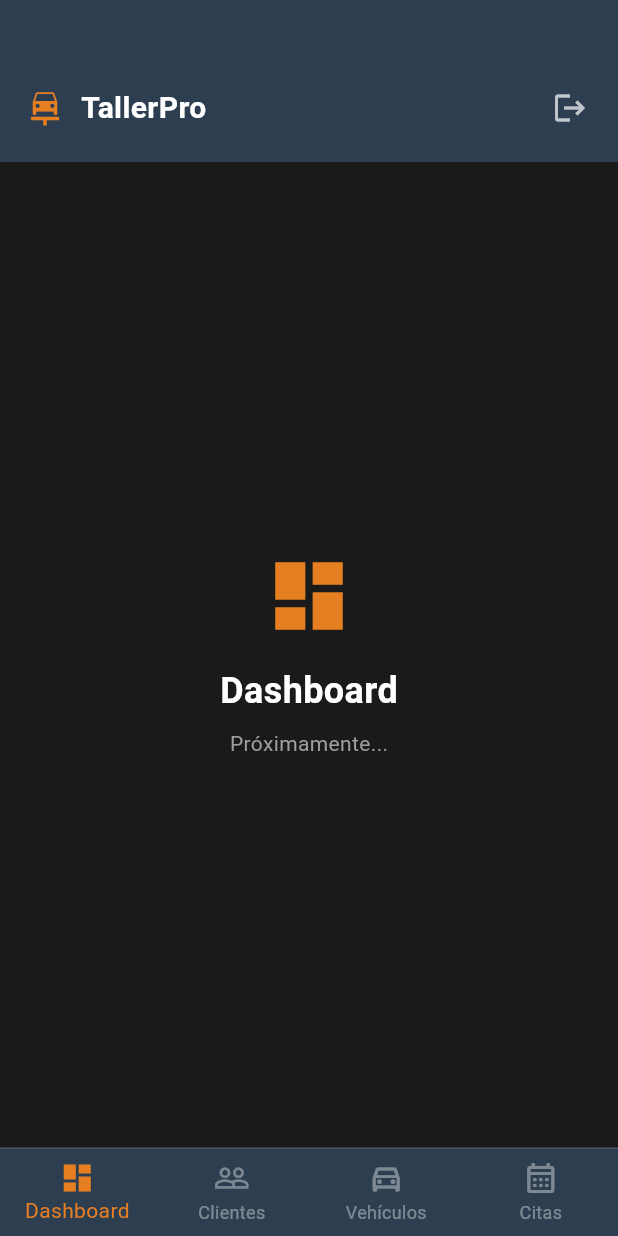
After one commit to oscarsalt/taller_pro, a Flutter app: the MainLayout screen opened by its route, on a phone screen of 412 x 824 dp. The commit adds this screen. Run offline on Flutter 3.47's test engine with Material 3 defaults, Android fonts, the phone set to English and light mode, and no system bars; our stand-ins replace shared_preferences; accounts and stored records are empty.

Commit message:
s.p: main layout con navegacion inferior y barra lateral

```diff
--- a/lib/api_service.dart
+++ b/lib/api_service.dart
@@ -3,7 +3,8 @@ import 'package:http/http.dart' as http;
 import 'package:shared_preferences/shared_preferences.dart';
 
 class ApiService {
-  static const String baseUrl = 'http://10.0.2.2/taller-manager/api/index.php';
+  // static const String baseUrl = 'http://10.0.2.2/taller-manager/api/index.php';
+  static const String baseUrl = 'http://localhost/taller-manager/api/index.php';
 
   // Obtener el token guardado
   static Future<String?> getToken() async {
--- a/lib/main.dart
+++ b/lib/main.dart
@@ -1,6 +1,7 @@
 import 'package:flutter/material.dart';
 import 'screens/login_screen.dart';
 import 'screens/register_screen.dart';
+import 'widgets/main_layout.dart';
 
 void main() {
   runApp(const MyApp());
@@ -19,6 +20,7 @@ class MyApp extends StatelessWidget {
       routes: {
         '/': (context) => const LoginScreen(),
         '/register': (context) => const RegisterScreen(),
+        '/dashboard': (context) => const MainLayout(),
       },
     );
   }
--- /dev/null
+++ b/lib/widgets/main_layout.dart
@@ -0,0 +1,268 @@
+import 'package:flutter/material.dart';
+import 'package:shared_preferences/shared_preferences.dart';
+
+class MainLayout extends StatefulWidget {
+  const MainLayout({super.key});
+
+  @override
+  State<MainLayout> createState() => _MainLayoutState();
+}
+
+class _MainLayoutState extends State<MainLayout> {
+  int _currentIndex = 0;
+
+  static const Color bgColor = Color(0xFF1A1A1A);
+  static const Color accentColor = Color(0xFFE67E22);
+  static const Color sidebarColor = Color(0xFF2C3E50);
+
+  final List<_NavItem> _items = const [
+    _NavItem(
+        icon: Icons.dashboard_outlined,
+        activeIcon: Icons.dashboard,
+        label: 'Dashboard'),
+    _NavItem(
+        icon: Icons.people_outline,
+        activeIcon: Icons.people,
+        label: 'Clientes'),
+    _NavItem(
+        icon: Icons.directions_car_outlined,
+        activeIcon: Icons.directions_car,
+        label: 'Vehículos'),
+    _NavItem(
+        icon: Icons.calendar_month_outlined,
+        activeIcon: Icons.calendar_month,
+        label: 'Citas'),
+  ];
+
+  Future<void> _logout() async {
+    final prefs = await SharedPreferences.getInstance();
+    await prefs.remove('token');
+    await prefs.remove('user');
+    if (mounted) {
+      Navigator.pushReplacementNamed(context, '/');
+    }
+  }
+
+  Widget _buildCurrentScreen() {
+    switch (_currentIndex) {
+      case 0:
+        return const _PlaceholderScreen(
+            title: 'Dashboard', icon: Icons.dashboard);
+      case 1:
+        return const _PlaceholderScreen(title: 'Clientes', icon: Icons.people);
+      case 2:
+        return const _PlaceholderScreen(
+            title: 'Vehículos', icon: Icons.directions_car);
+      case 3:
+        return const _PlaceholderScreen(
+            title: 'Citas', icon: Icons.calendar_month);
+      default:
+        return const _PlaceholderScreen(
+            title: 'Dashboard', icon: Icons.dashboard);
+    }
+  }
+
+  Widget _buildSidebarItem(int index) {
+    final item = _items[index];
+    final isActive = _currentIndex == index;
+
+    return GestureDetector(
+      onTap: () => setState(() => _currentIndex = index),
+      child: Container(
+        margin: const EdgeInsets.symmetric(horizontal: 12, vertical: 4),
+        padding: const EdgeInsets.symmetric(horizontal: 16, vertical: 12),
+        decoration: BoxDecoration(
+          color: isActive ? accentColor.withOpacity(0.2) : Colors.transparent,
+          borderRadius: BorderRadius.circular(10),
+          border:
+              isActive ? Border.all(color: accentColor.withOpacity(0.4)) : null,
+        ),
+        child: Row(
+          children: [
+            Icon(
+              isActive ? item.activeIcon : item.icon,
+              color: isActive ? accentColor : Colors.white60,
+              size: 20,
+            ),
+            const SizedBox(width: 12),
+            Text(
+              item.label,
+              style: TextStyle(
+                color: isActive ? accentColor : Colors.white60,
+                fontWeight: isActive ? FontWeight.bold : FontWeight.normal,
+                fontSize: 14,
+              ),
+            ),
+          ],
+        ),
+      ),
+    );
+  }
+
+  Widget _buildWideLayout() {
+    return Row(
+      children: [
+        Container(
+          width: 220,
+          color: sidebarColor,
+          child: Column(
+            children: [
+              const SizedBox(height: 40),
+              Container(
+                width: 56,
+                height: 56,
+                decoration: BoxDecoration(
+                  color: accentColor.withOpacity(0.15),
+                  borderRadius: BorderRadius.circular(14),
+                ),
+                child:
+                    const Icon(Icons.car_repair, size: 30, color: accentColor),
+              ),
+              const SizedBox(height: 10),
+              const Text(
+                'TallerPro',
+                style: TextStyle(
+                  color: Colors.white,
+                  fontSize: 18,
+                  fontWeight: FontWeight.bold,
+                ),
+              ),
+              const SizedBox(height: 32),
+              ...List.generate(_items.length, _buildSidebarItem),
+              const Spacer(),
+              GestureDetector(
+                onTap: _logout,
+                child: Container(
+                  margin: const EdgeInsets.symmetric(horizontal: 12),
+                  padding:
+                      const EdgeInsets.symmetric(horizontal: 16, vertical: 12),
+                  decoration: BoxDecoration(
+                    color: Colors.red.withOpacity(0.1),
+                    borderRadius: BorderRadius.circular(10),
+                  ),
+                  child: const Row(
+                    children: [
+                      Icon(Icons.logout, color: Colors.red, size: 20),
+                      SizedBox(width: 12),
+                      Text('Cerrar sesión',
+                          style: TextStyle(color: Colors.red, fontSize: 14)),
+                    ],
+                  ),
+                ),
+              ),
+              const SizedBox(height: 24),
+            ],
+          ),
+        ),
+        Expanded(child: _buildCurrentScreen()),
+      ],
+    );
+  }
+
+  Widget _buildNarrowLayout() {
+    return Column(
+      children: [
+        Container(
+          color: sidebarColor,
+          padding:
+              const EdgeInsets.only(top: 48, left: 16, right: 8, bottom: 12),
+          child: Row(
+            children: [
+              const Icon(Icons.car_repair, color: accentColor, size: 28),
+              const SizedBox(width: 10),
+              const Text(
+                'TallerPro',
+                style: TextStyle(
+                    color: Colors.white,
+                    fontSize: 20,
+                    fontWeight: FontWeight.bold),
+              ),
+              const Spacer(),
+              IconButton(
+                icon: const Icon(Icons.logout, color: Colors.white70),
+                onPressed: _logout,
+              ),
+            ],
+          ),
+        ),
+        Expanded(child: _buildCurrentScreen()),
+      ],
+    );
+  }
+
+  @override
+  Widget build(BuildContext context) {
+    final isWide = MediaQuery.of(context).size.width > 600;
+
+    return Scaffold(
+      backgroundColor: bgColor,
+      body: isWide ? _buildWideLayout() : _buildNarrowLayout(),
+      bottomNavigationBar: isWide
+          ? null
+          : Container(
+              decoration: const BoxDecoration(
+                color: sidebarColor,
+                border: Border(top: BorderSide(color: Colors.white12)),
+              ),
+              child: BottomNavigationBar(
+                currentIndex: _currentIndex,
+                onTap: (i) => setState(() => _currentIndex = i),
+                backgroundColor: Colors.transparent,
+                elevation: 0,
+                selectedItemColor: accentColor,
+                unselectedItemColor: Colors.white38,
+                type: BottomNavigationBarType.fixed,
+                items: _items
+                    .map((item) => BottomNavigationBarItem(
+                          icon: Icon(item.icon),
+                          activeIcon: Icon(item.activeIcon),
+                          label: item.label,
+                        ))
+                    .toList(),
+              ),
+            ),
+    );
+  }
+}
+
+class _NavItem {
+  final IconData icon;
+  final IconData activeIcon;
+  final String label;
+
+  const _NavItem({
+    required this.icon,
+    required this.activeIcon,
+    required this.label,
+  });
+}
+
+class _PlaceholderScreen extends StatelessWidget {
+  final String title;
+  final IconData icon;
+
+  const _PlaceholderScreen({required this.title, required this.icon});
+
+  @override
+  Widget build(BuildContext context) {
+    return Center(
+      child: Column(
+        mainAxisAlignment: MainAxisAlignment.center,
+        children: [
+          Icon(icon, size: 60, color: const Color(0xFFE67E22)),
+          const SizedBox(height: 16),
+          Text(
+            title,
+            style: const TextStyle(
+              color: Colors.white,
+              fontSize: 24,
+              fontWeight: FontWeight.bold,
+            ),
+          ),
+          const SizedBox(height: 8),
+          const Text('Próximamente...', style: TextStyle(color: Colors.grey)),
+        ],
+      ),
+    );
+  }
+}
```
